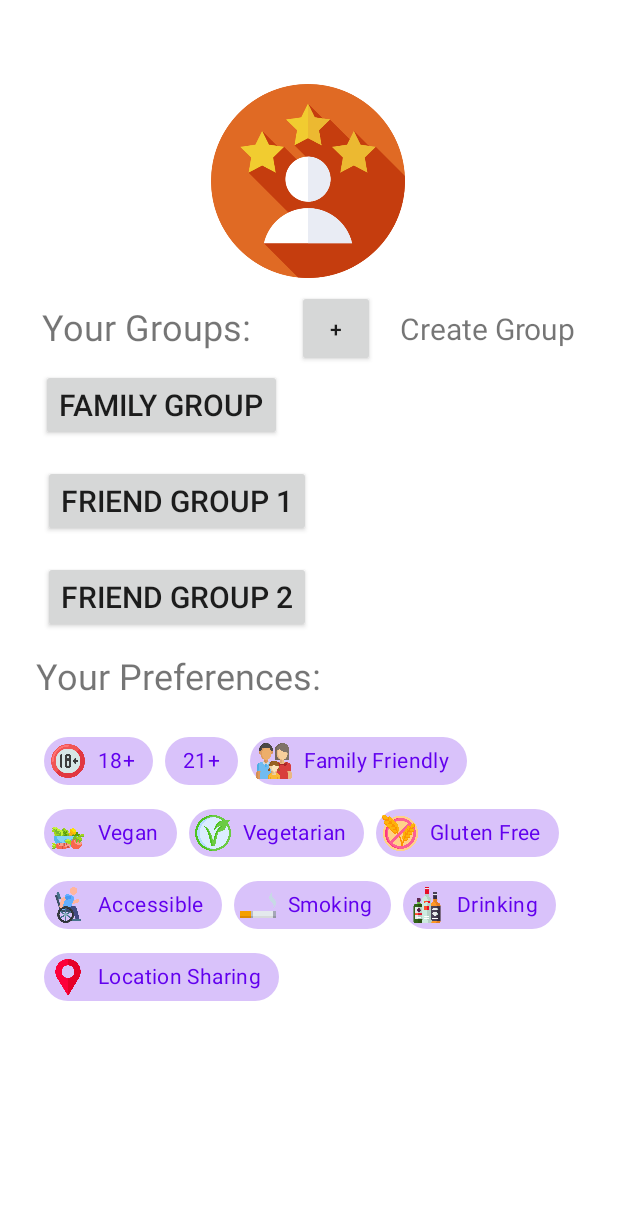
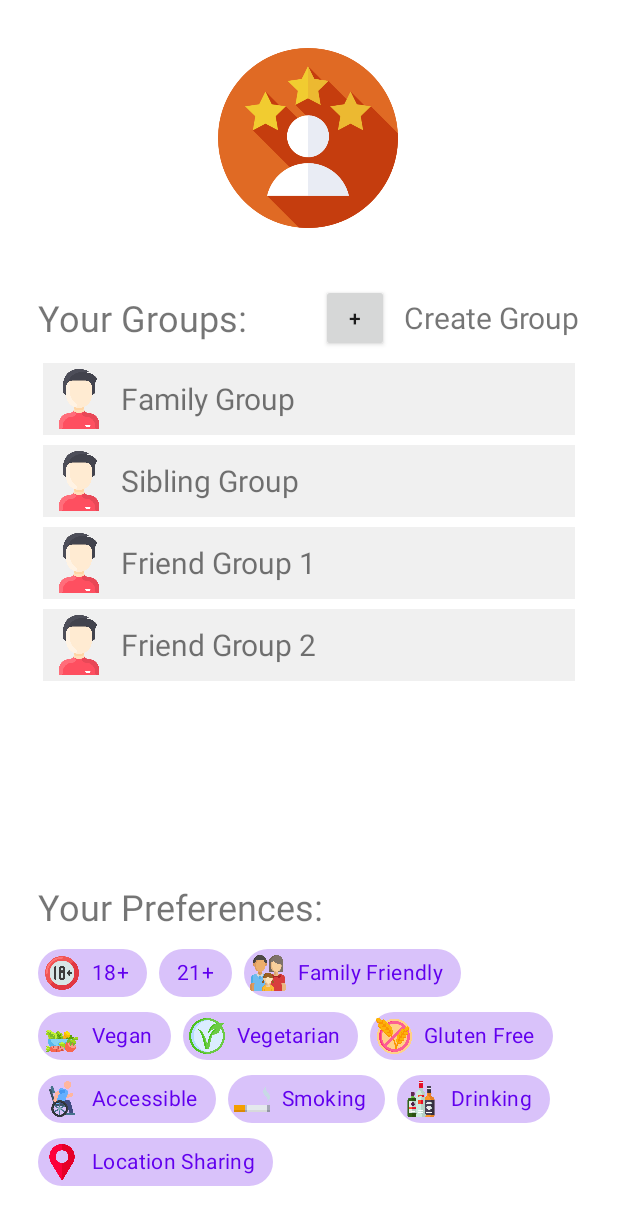
Before and after one commit to joshspitzerresnick/what2do, an Android app: the screen it shows after launch (ProfileActivity), after a tap on "PROFILE", on a phone screen of 412 x 824 dp. Shown: the top 1225 px of the screen. Run offline under Robolectric (Android 15) with nearby library versions, the phone set to English and light mode, and no system bars.

Commit message:
add group list buttons

```diff
--- a/what2do/app/src/main/java/com/example/what2do/activities/GroupActivity.java
+++ b/what2do/app/src/main/java/com/example/what2do/activities/GroupActivity.java
@@ -24,11 +24,10 @@ import com.example.what2do.fragments.StartFactorsFragment;
 import com.example.what2do.fragments.StartActivityFragment;
 import com.example.what2do.fragments.StartSwipeActivityFragment;
 import com.example.what2do.fragments.StartSwipeGenreFragment;
-import com.example.what2do.model.Member;
+import com.example.what2do.model.FakeBackend;
+import com.example.what2do.model.Group;
 import com.example.what2do.model.MemberAdapter;
-
-import java.util.ArrayList;
-import java.util.List;
+import com.example.what2do.util.ButtonListener;
 
 enum GroupState {
     IDLE,
@@ -45,14 +44,8 @@ enum GroupState {
 }
 
 public class GroupActivity extends FragmentActivity implements View.OnClickListener {
-    private final String[] GROUP_NAMES = {
-            "Family Group",
-            "Sibling Group",
-            "Friend Group"
-    };
-
     private RecyclerView memberRecyclerView;
-    private List<Member> memberList;
+    private Group group;
 
     private GroupState userState;
 
@@ -84,20 +77,17 @@ public class GroupActivity extends FragmentActivity implements View.OnClickListe
         setContentView(R.layout.activity_group);
 
         Intent intent = getIntent();
+        int groupIndex = intent.getIntExtra(ProfileActivity.GROUP_ID, 0);
+        group = FakeBackend.getGroups().get(groupIndex);
+
         TextView groupTitle = findViewById(R.id.group_title);
-        groupTitle.setText(GROUP_NAMES[intent.getIntExtra(ProfileActivity.GROUP_ID, 0)]);
+        groupTitle.setText(group.getName());
 
         memberRecyclerView = (RecyclerView)findViewById(R.id.member_list);
         memberRecyclerView.setHasFixedSize(true);
         memberRecyclerView.setLayoutManager(new LinearLayoutManager(this));
-        Log.d("AA", memberRecyclerView.toString());
 
-        memberList = new ArrayList<>();
-        memberList.add(new Member("Member Name 1", R.drawable.man, R.drawable.group_wait));
-        memberList.add(new Member("Member Name 2", R.drawable.woman, R.drawable.group_wait));
-        memberList.add(new Member("Member Name 3", R.drawable.man, R.drawable.group_wait));
-
-        MemberAdapter adapter = new MemberAdapter(this, memberList);
+        MemberAdapter adapter = new MemberAdapter(this, group.getGroupMembers());
         memberRecyclerView.setAdapter(adapter);
 
 
--- a/what2do/app/src/main/java/com/example/what2do/activities/ProfileActivity.java
+++ b/what2do/app/src/main/java/com/example/what2do/activities/ProfileActivity.java
@@ -3,39 +3,53 @@ package com.example.what2do.activities;
 import android.app.Activity;
 import android.content.Intent;
 import android.os.Bundle;
+import android.util.Log;
 import android.view.View;
 import android.widget.Button;
 
+import androidx.recyclerview.widget.LinearLayoutManager;
+import androidx.recyclerview.widget.RecyclerView;
+
 import com.example.what2do.R;
+import com.example.what2do.model.FakeBackend;
+import com.example.what2do.model.Group;
+import com.example.what2do.model.GroupAdapter;
+import com.example.what2do.model.Member;
+import com.example.what2do.model.MemberAdapter;
+import com.example.what2do.util.ButtonListener;
 
-public class ProfileActivity extends Activity implements View.OnClickListener {
+import java.util.ArrayList;
+import java.util.List;
+
+public class ProfileActivity extends Activity implements View.OnClickListener, ButtonListener {
     public static final String GROUP_ID = "com.example.what2do.GROUP_ID";
-    private final int[] BUTTON_IDS = new int[] {
-            R.id.group_button1,
-            R.id.group_button2,
-            R.id.group_button3};
-    private Button[] groupButtons;
+
+    private RecyclerView groupRecyclerView;
 
     @Override
     protected void onCreate(Bundle savedInstanceState) {
         super.onCreate(savedInstanceState);
         setContentView(R.layout.activity_profile);
 
-        groupButtons = new Button[BUTTON_IDS.length];
-        for(int i = 0; i < groupButtons.length; i++) {
-            groupButtons[i] = findViewById(BUTTON_IDS[i]);
-            groupButtons[i].setOnClickListener(this);
-        }
+        groupRecyclerView = (RecyclerView)findViewById(R.id.group_list);
+        //groupRecyclerView.setHasFixedSize(true);
+        groupRecyclerView.setLayoutManager(new LinearLayoutManager(this));
+
+        FakeBackend.init();
+        GroupAdapter adapter = new GroupAdapter(this, FakeBackend.getGroups(), this);
+        groupRecyclerView.setAdapter(adapter);
     }
 
     @Override
     public void onClick(View view) {
-        for(int i = 0; i < groupButtons.length; i++) {
-            if(view.getId() == BUTTON_IDS[i]) {
-                Intent intent = new Intent(this, GroupActivity.class);
-                intent.putExtra(GROUP_ID, i);
-                startActivity(intent);
-            }
-        }
+
+    }
+
+    @Override
+    public void buttonClicked(int id) {
+        Log.d("AA", "button pressed " + id);
+        Intent intent = new Intent(this, GroupActivity.class);
+        intent.putExtra(GROUP_ID, id);
+        startActivity(intent);
     }
 }
--- /dev/null
+++ b/what2do/app/src/main/java/com/example/what2do/model/FakeBackend.java
@@ -0,0 +1,52 @@
+package com.example.what2do.model;
+
+import com.example.what2do.R;
+
+import java.util.ArrayList;
+import java.util.List;
+
+public class FakeBackend {
+    private static List<Group> groups;
+
+    public static void init() {
+        if(groups != null) {
+            return;
+        }
+
+        groups = new ArrayList<>();
+
+        groups.add(new Group("Family Group", R.drawable.man,
+                new Member("Dad",       R.drawable.man,     false),
+                new Member("Mom",       R.drawable.woman,   false),
+                new Member("User",      R.drawable.man,     true),
+                new Member("Sister",    R.drawable.woman,   false),
+                new Member("Brother",   R.drawable.man,     false)
+        ));
+
+        groups.add(new Group("Sibling Group", R.drawable.man,
+                new Member("User",      R.drawable.man,     true),
+                new Member("Sister",    R.drawable.woman,   false),
+                new Member("Brother",   R.drawable.man,     false)
+        ));
+
+        groups.add(new Group("Friend Group 1", R.drawable.man,
+                new Member("Friend 1",  R.drawable.man,     false),
+                new Member("User",      R.drawable.man,     true),
+                new Member("Friend 2",  R.drawable.woman,   false),
+                new Member("Friend 3",  R.drawable.woman,   false),
+                new Member("Friend 4",  R.drawable.man,     false)
+        ));
+
+        groups.add(new Group("Friend Group 2", R.drawable.man,
+                new Member("Friend 1",  R.drawable.man,     false),
+                new Member("Friend 2",  R.drawable.woman,   false),
+                new Member("Friend 3",  R.drawable.woman,   false),
+                new Member("Friend 4",  R.drawable.man,     false),
+                new Member("User",      R.drawable.man,     true)
+        ));
+    }
+
+    public static List<Group> getGroups() {
+        return groups;
+    }
+}
--- /dev/null
+++ b/what2do/app/src/main/java/com/example/what2do/model/Group.java
@@ -0,0 +1,38 @@
+package com.example.what2do.model;
+
+import java.util.ArrayList;
+import java.util.List;
+
+public class Group {
+    private String name;
+    private int icon;
+
+    private List<Member> groupMembers;
+
+    public Group(String name, int icon, List<Member> groupMembers) {
+        this.name = name;
+        this.icon = icon;
+        this.groupMembers = groupMembers;
+    }
+
+    public Group(String name, int icon, Member... members) {
+        this(name, icon, new ArrayList<>());
+        this.name = name;
+        this.icon = icon;
+        for(Member m: members) {
+            groupMembers.add(m);
+        }
+    }
+
+    public String getName() {
+        return name;
+    }
+
+    public int getIcon() {
+        return icon;
+    }
+
+    public List<Member> getGroupMembers() {
+        return groupMembers;
+    }
+}
--- /dev/null
+++ b/what2do/app/src/main/java/com/example/what2do/model/GroupAdapter.java
@@ -0,0 +1,87 @@
+package com.example.what2do.model;
+
+import android.content.Context;
+import android.util.Log;
+import android.view.LayoutInflater;
+import android.view.View;
+import android.view.ViewGroup;
+import android.widget.Button;
+import android.widget.ImageView;
+import android.widget.TextView;
+
+import androidx.annotation.NonNull;
+import androidx.recyclerview.widget.RecyclerView;
+
+import com.example.what2do.R;
+import com.example.what2do.activities.GroupActivity;
+import com.example.what2do.util.ButtonListener;
+
+import java.util.List;
+
+public class GroupAdapter extends RecyclerView.Adapter<GroupAdapter.GroupViewHolder> {
+    //this context we will use to inflate the layout
+    private Context mCtx;
+
+    //we are storing all the products in a list
+    private List<Group> groupList;
+
+    private ButtonListener listener;
+
+    //getting the context and product list with constructor
+    public GroupAdapter(Context mCtx, List<Group> groupList, ButtonListener listener) {
+        this.mCtx = mCtx;
+        this.groupList = groupList;
+        this.listener = listener;
+    }
+
+    @NonNull
+    @Override
+    public GroupAdapter.GroupViewHolder onCreateViewHolder(@NonNull ViewGroup parent, int viewType) {
+        //inflating and returning our view holder
+        LayoutInflater inflater = LayoutInflater.from(mCtx);
+        View view = inflater.inflate(R.layout.group_layout, null);
+        return new GroupAdapter.GroupViewHolder(view);
+    }
+
+    @Override
+    public void onBindViewHolder(@NonNull GroupAdapter.GroupViewHolder holder, int position) {
+        //getting the product of the specified position
+        Group group = groupList.get(position);
+
+        //binding the data with the viewholder views
+        holder.groupName.setText(group.getName());
+        holder.groupIcon.setImageResource(group.getIcon());
+
+        holder.index = position;
+    }
+
+    @Override
+    public int getItemCount() {
+        return groupList.size();
+    }
+
+
+    class GroupViewHolder extends RecyclerView.ViewHolder implements View.OnClickListener {
+        TextView groupName;
+        ImageView groupIcon;
+        Button groupButton;
+        int index;
+
+        public GroupViewHolder(@NonNull View itemView) {
+            super(itemView);
+
+            groupName = itemView.findViewById(R.id.group_name);
+            groupIcon = itemView.findViewById(R.id.group_icon);
+            groupButton = itemView.findViewById(R.id.group_button);
+
+            groupButton.setOnClickListener(this);
+        }
+
+        @Override
+        public void onClick(View v) {
+            if(v.getId() == R.id.group_button) {
+                listener.buttonClicked(index);
+            }
+        }
+    }
+}
--- a/what2do/app/src/main/java/com/example/what2do/model/Member.java
+++ b/what2do/app/src/main/java/com/example/what2do/model/Member.java
@@ -1,13 +1,17 @@
 package com.example.what2do.model;
+
+import com.example.what2do.R;
 
 public class Member {
     private String name;
-    private int image, icon;
+    private int image;
+    private int icon = R.drawable.group_wait;
+    private boolean isUser = false;
 
-    public Member(String name, int image, int icon) {
+    public Member(String name, int image, boolean isUser) {
         this.name = name;
         this.image = image;
-        this.icon = icon;
+        this.isUser = isUser;
     }
 
     public String getName() {
@@ -21,4 +25,8 @@ public class Member {
     public int getIcon() {
         return icon;
     }
+
+    public boolean isUser() {
+        return isUser;
+    }
 }
--- a/what2do/app/src/main/java/com/example/what2do/model/MemberAdapter.java
+++ b/what2do/app/src/main/java/com/example/what2do/model/MemberAdapter.java
@@ -26,7 +26,6 @@ public class MemberAdapter extends RecyclerView.Adapter<MemberAdapter.MemberView
     public MemberAdapter(Context mCtx, List<Member> memberList) {
         this.mCtx = mCtx;
         this.memberList = memberList;
-        Log.d("AA", memberList.size() + "");
     }
 
     @NonNull
@@ -42,7 +41,7 @@ public class MemberAdapter extends RecyclerView.Adapter<MemberAdapter.MemberView
     public void onBindViewHolder(@NonNull MemberViewHolder holder, int position) {
         //getting the product of the specified position
         Member member = memberList.get(position);
-        Log.d("AA", member.getName());
+
         //binding the data with the viewholder views
         holder.memberName.setText(member.getName());
         holder.memberImage.setImageResource(member.getImage());
--- /dev/null
+++ b/what2do/app/src/main/java/com/example/what2do/util/ButtonListener.java
@@ -0,0 +1,5 @@
+package com.example.what2do.util;
+
+public interface ButtonListener {
+    void buttonClicked(int id);
+}
--- a/what2do/app/src/main/res/layout/activity_profile.xml
+++ b/what2do/app/src/main/res/layout/activity_profile.xml
@@ -8,109 +8,115 @@
 
     <ImageView
         android:id="@+id/profile_image_view"
-        android:layout_width="144dp"
-        android:layout_height="129dp"
-        android:layout_marginTop="56dp"
+        android:layout_width="120dp"
+        android:layout_height="120dp"
+        android:layout_marginTop="32dp"
         app:layout_constraintEnd_toEndOf="parent"
         app:layout_constraintHorizontal_bias="0.498"
         app:layout_constraintStart_toStartOf="parent"
         app:layout_constraintTop_toTopOf="parent"
         android:src="@drawable/profile_user" />
 
-    <Button
-        android:id="@+id/group_button1"
+    <LinearLayout
+        android:layout_width="match_parent"
+        android:layout_height="0dp"
+        android:orientation="vertical"
+        android:layout_margin="25dp"
+        android:layout_marginTop="0dp"
+        app:layout_constraintStart_toStartOf="parent"
+        app:layout_constraintTop_toBottomOf="@+id/profile_image_view"
+        app:layout_constraintBottom_toBottomOf="parent">
+
+        <RelativeLayout
+            android:layout_width="match_parent"
+            android:layout_height="wrap_content"
+            android:layout_marginTop="12dp"
+            android:layout_marginBottom="4dp"
+            android:orientation="horizontal">
+
+            <TextView
+                android:id="@+id/your_groups_text_view"
                 android:layout_width="wrap_content"
                 android:layout_height="wrap_content"
-        android:layout_marginTop="16dp"
-        android:text="Friend Group 2"
-        android:textSize="20dp"
-        app:layout_constraintEnd_toEndOf="parent"
-        app:layout_constraintHorizontal_bias="0.122"
-        app:layout_constraintStart_toStartOf="parent"
-        app:layout_constraintTop_toBottomOf="@+id/group_button2" />
+                android:layout_marginStart="0dp"
+                android:layout_marginLeft="0dp"
+                android:layout_marginTop="0dp"
+                android:layout_alignParentLeft="true"
+                android:layout_alignParentStart="true"
+                android:layout_centerVertical="true"
+                android:text="Your Groups:"
+                android:textSize="24dp" />
 
             <Button
-        android:id="@+id/group_button2"
-        android:layout_width="wrap_content"
-        android:layout_height="wrap_content"
-        android:layout_marginTop="16dp"
-        android:text="Friend Group 1"
-        android:textSize="20dp"
-        app:layout_constraintEnd_toEndOf="parent"
-        app:layout_constraintHorizontal_bias="0.122"
-        app:layout_constraintStart_toStartOf="parent"
-        app:layout_constraintTop_toBottomOf="@+id/group_button3" />
-
-    <Button
-        android:id="@+id/group_button3"
-        android:layout_width="wrap_content"
-        android:layout_height="wrap_content"
-        android:layout_marginTop="12dp"
-        android:clickable="true"
-
-        android:text="Family Group"
-        android:textSize="20dp"
-        app:layout_constraintEnd_toEndOf="parent"
-        app:layout_constraintHorizontal_bias="0.11"
-        app:layout_constraintStart_toStartOf="parent"
-        app:layout_constraintTop_toBottomOf="@+id/your_groups_text_view" />
-
-    <TextView
-        android:id="@+id/your_preferences_text_view"
-        android:layout_width="wrap_content"
-        android:layout_height="wrap_content"
-        android:layout_marginTop="12dp"
-        android:text="Your Preferences:"
-        android:textSize="24dp"
-        app:layout_constraintEnd_toEndOf="parent"
-        app:layout_constraintHorizontal_bias="0.107"
-        app:layout_constraintStart_toStartOf="parent"
-        app:layout_constraintTop_toBottomOf="@+id/group_button1" />
+                android:id="@+id/create_group_button"
+                android:layout_width="45dp"
+                android:layout_height="45dp"
+                android:layout_marginRight="10dp"
+                android:layout_toLeftOf="@id/create_group_text_view"
+                android:layout_centerVertical="true"
+                android:text="+" />
 
             <TextView
                 android:id="@+id/create_group_text_view"
                 android:layout_width="wrap_content"
                 android:layout_height="wrap_content"
-        android:layout_marginTop="20dp"
-        android:layout_marginEnd="28dp"
-        android:layout_marginRight="28dp"
+                android:layout_marginTop="0dp"
+                android:layout_marginEnd="0dp"
+                android:layout_marginRight="0dp"
+                android:layout_alignParentRight="true"
+                android:layout_alignParentEnd="true"
+                android:layout_centerVertical="true"
                 android:text="Create Group"
-        android:textSize="20dp"
-        app:layout_constraintEnd_toEndOf="parent"
-        app:layout_constraintTop_toBottomOf="@+id/profile_image_view" />
+                android:textSize="20dp" />
+
+
+        </RelativeLayout>
+
+        <LinearLayout
+            android:layout_width="match_parent"
+            android:layout_height="0dp"
+            android:layout_weight="1"
+            android:orientation="vertical">
+
+            <ScrollView
+                android:layout_width="match_parent"
+                android:layout_height="match_parent">
+
+                <LinearLayout
+                    android:layout_width="match_parent"
+                    android:layout_height="wrap_content"
+                    android:orientation="vertical">
+
+                    <androidx.recyclerview.widget.RecyclerView
+                        android:id="@+id/group_list"
+                        android:layout_width="match_parent"
+                        android:layout_height="match_parent" />
+                </LinearLayout>
+            </ScrollView>
+
+        </LinearLayout>
+
+        <LinearLayout
+            android:id="@+id/preferences"
+            android:layout_width="match_parent"
+            android:layout_height="wrap_content"
+            android:layout_margin="0dp"
+            android:orientation="vertical">
 
             <TextView
-        android:id="@+id/your_groups_text_view"
+                android:id="@+id/preferences_text_view"
                 android:layout_width="wrap_content"
                 android:layout_height="wrap_content"
-        android:layout_marginStart="28dp"
-        android:layout_marginLeft="28dp"
-        android:layout_marginTop="16dp"
-        android:text="Your Groups:"
-        android:textSize="24dp"
-        app:layout_constraintStart_toStartOf="parent"
-        app:layout_constraintTop_toBottomOf="@+id/profile_image_view" />
-
-    <Button
-        android:id="@+id/create_group_button"
-        android:layout_width="52dp"
-        android:layout_height="51dp"
-        android:layout_marginTop="8dp"
-        android:text="+"
-        app:layout_constraintEnd_toStartOf="@+id/create_group_text_view"
-        app:layout_constraintHorizontal_bias="0.647"
-        app:layout_constraintStart_toEndOf="@+id/your_groups_text_view"
-        app:layout_constraintTop_toBottomOf="@+id/profile_image_view" />
+                android:layout_marginTop="24dp"
+                android:layout_marginBottom="4dp"
+                android:text="Your Preferences:"
+                android:textSize="24dp" />
 
             <com.google.android.material.chip.ChipGroup
-        android:layout_width="352dp"
-        android:layout_height="219dp"
-        app:layout_constraintBottom_toBottomOf="parent"
-        app:layout_constraintEnd_toEndOf="parent"
-        app:layout_constraintHorizontal_bias="0.49"
-        app:layout_constraintStart_toStartOf="parent"
-        app:layout_constraintTop_toBottomOf="@+id/your_preferences_text_view"
-        app:layout_constraintVertical_bias="0.12">
+                android:layout_width="match_parent"
+                android:layout_height="wrap_content"
+                android:layout_marginBottom="0dp"
+                app:chipSpacingVertical="-6dp">
 
                 <com.google.android.material.chip.Chip
                     android:id="@+id/preference_18_chip"
@@ -211,5 +217,48 @@
                     app:chipIconVisible="true" />
 
             </com.google.android.material.chip.ChipGroup>
+        </LinearLayout>
+
+    </LinearLayout>
+
+    <!--
+    <Button
+        android:id="@+id/group_button1"
+        android:layout_width="wrap_content"
+        android:layout_height="wrap_content"
+        android:layout_marginTop="16dp"
+        android:text="Friend Group 2"
+        android:textSize="20dp"
+        app:layout_constraintEnd_toEndOf="parent"
+        app:layout_constraintHorizontal_bias="0.122"
+        app:layout_constraintStart_toStartOf="parent"
+        app:layout_constraintTop_toBottomOf="@+id/group_button2" />
+
+    <Button
+        android:id="@+id/group_button2"
+        android:layout_width="wrap_content"
+        android:layout_height="wrap_content"
+        android:layout_marginTop="16dp"
+        android:text="Friend Group 1"
+        android:textSize="20dp"
+        app:layout_constraintEnd_toEndOf="parent"
+        app:layout_constraintHorizontal_bias="0.122"
+        app:layout_constraintStart_toStartOf="parent"
+        app:layout_constraintTop_toBottomOf="@+id/group_button3" />
+
+    <Button
+        android:id="@+id/group_button3"
+        android:layout_width="wrap_content"
+        android:layout_height="wrap_content"
+        android:layout_marginTop="12dp"
+        android:clickable="true"
+
+        android:text="Family Group"
+        android:textSize="20dp"
+        app:layout_constraintEnd_toEndOf="parent"
+        app:layout_constraintHorizontal_bias="0.11"
+        app:layout_constraintStart_toStartOf="parent"
+        app:layout_constraintTop_toBottomOf="@+id/your_groups_text_view" />
+    -->
 
 </androidx.constraintlayout.widget.ConstraintLayout>
--- /dev/null
+++ b/what2do/app/src/main/res/layout/group_layout.xml
@@ -0,0 +1,49 @@
+<?xml version="1.0" encoding="utf-8"?>
+<LinearLayout
+    xmlns:android="http://schemas.android.com/apk/res/android"
+    xmlns:app="http://schemas.android.com/apk/res-auto"
+    xmlns:tools="http://schemas.android.com/tools"
+    android:layout_width="match_parent"
+    android:layout_height="wrap_content"
+    android:orientation="vertical" >
+
+        <RelativeLayout
+            android:layout_width="match_parent"
+            android:layout_height="wrap_content"
+            android:layout_margin="3dp"
+            android:background="#f0f0f0">
+
+            <Button
+                android:id="@+id/group_button"
+                style="@style/Widget.AppCompat.Button.Borderless"
+                android:layout_width="match_parent"
+                android:layout_height="match_parent"
+                android:padding="0dp"
+                android:layout_marginLeft="-5dip"
+                android:layout_marginRight="-5dip"
+                android:layout_marginTop="-5dip"
+                android:layout_marginBottom="-5dip"
+                android:text="" />
+
+            <ImageView
+                android:id="@+id/group_icon"
+                android:layout_width="40dp"
+                android:layout_height="40dp"
+                android:layout_margin="4dp"
+                android:layout_alignParentStart="true"
+                android:layout_alignParentLeft="true"
+                android:layout_centerVertical="true"
+                app:srcCompat="@drawable/group_wait" />
+
+            <TextView
+                android:id="@+id/group_name"
+                android:layout_width="wrap_content"
+                android:layout_height="wrap_content"
+                android:layout_marginLeft="4dp"
+                android:layout_centerVertical="true"
+                android:layout_toRightOf="@id/group_icon"
+                android:textSize="20dp"
+                android:text="Group Name" />
+
+        </RelativeLayout>
+</LinearLayout>
--- a/what2do/app/src/main/res/layout/group_member.xml
+++ b/what2do/app/src/main/res/layout/group_member.xml
@@ -14,8 +14,8 @@
 
         <ImageView
             android:id="@+id/member_image"
-            android:layout_width="50dp"
-            android:layout_height="50dp"
+            android:layout_width="30dp"
+            android:layout_height="30dp"
             android:layout_alignParentStart="true"
             android:layout_alignParentLeft="true"
             android:layout_centerVertical="true"
@@ -30,8 +30,8 @@
 
         <ImageView
             android:id="@+id/member_icon"
-            android:layout_width="50dp"
-            android:layout_height="50dp"
+            android:layout_width="30dp"
+            android:layout_height="30dp"
             android:layout_alignParentEnd="true"
             android:layout_alignParentRight="true"
             android:layout_centerVertical="true"
```
Lines whose indentation alone changed are shown as unchanged.
